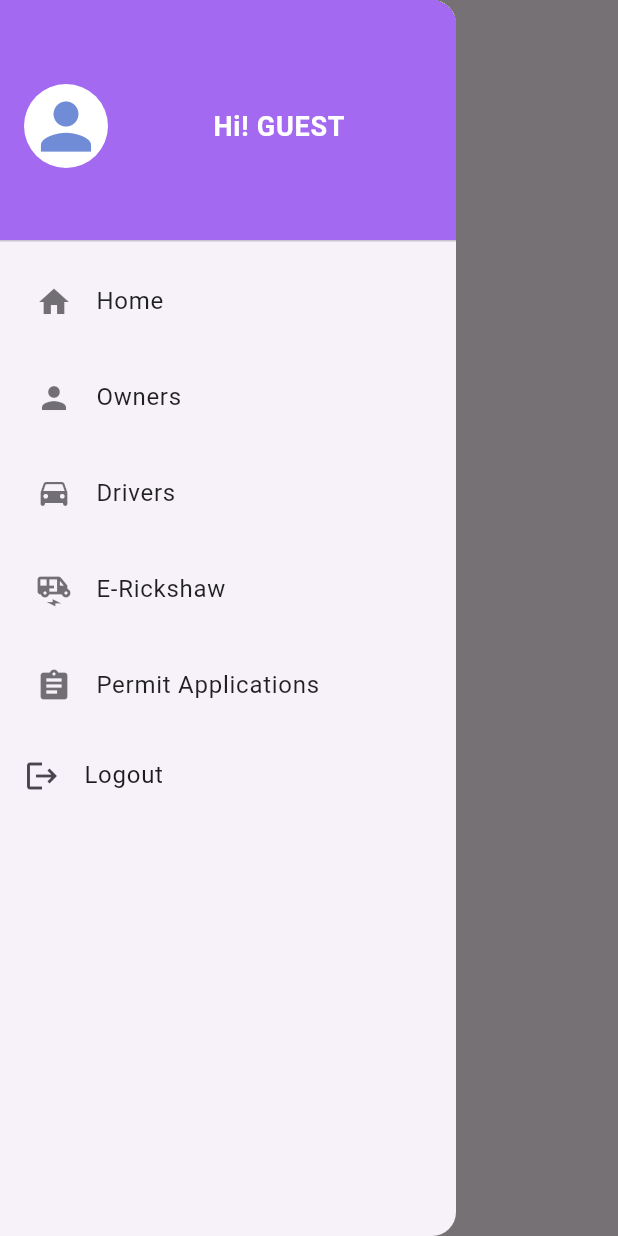
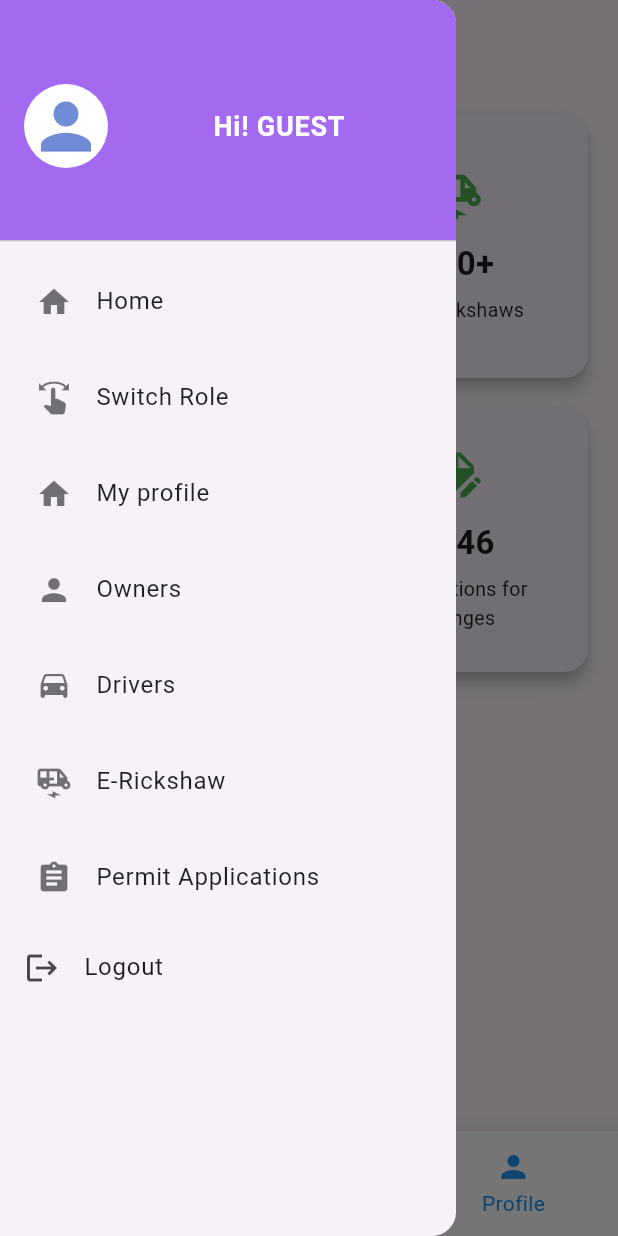
Before and after one commit to Angshu-maan/kmb, a Flutter app: the ChairmanDashboard screen opened by its route, with the side drawer open, on a phone screen of 412 x 824 dp. Run offline on Flutter 3.47's test engine with Material 3 defaults, Android fonts, the phone set to English and light mode, and no system bars; our stand-ins replace connectivity_plus, flutter_native_splash, flutter_secure_storage, go_router, jwt_decoder, package_info_plus; accounts and stored records are empty.

Commit message:
AppSidebar and Dashboard

```diff
--- a/lib/core/auth/session_manager.dart
+++ b/lib/core/auth/session_manager.dart
@@ -3,11 +3,9 @@ import 'package:kmb_app/features/auth/models/session.dart';
 import 'package:kmb_app/core/storage/secure_storage.dart';
 
 class SessionManager {
-
   static Session? _session;
   static final ValueNotifier<Session?> sessionNotifier =
       ValueNotifier<Session?>(null);
-
 
   static Session? get session => _session;
   // static Session? get session => sessionNotifier.value;
@@ -15,24 +13,20 @@ class SessionManager {
   static void setSession(Session session) {
     _session = session;
     sessionNotifier.value = session;
-
   }
 
   static bool get isLoggedIn =>
-      sessionNotifier.value != null &&
-      sessionNotifier.value!.jwt.isNotEmpty;
+      sessionNotifier.value != null && sessionNotifier.value!.jwt.isNotEmpty;
 
   static bool get isAdmin =>
       sessionNotifier.value?.activeRole == 'administrator';
 
-  static bool get isChairman =>
-      sessionNotifier.value?.activeRole == 'chairman';
+  static bool get isChairman => sessionNotifier.value?.activeRole == 'chairman';
 
-  static bool get isDealer =>
-      sessionNotifier.value?.activeRole == 'dealings';
+  static bool get isDealer => sessionNotifier.value?.activeRole == 'dealings';
 
   static bool get isExecutive =>
-      sessionNotifier.value?.activeRole == 'executive_officer';
+      sessionNotifier.value?.activeRole == 'executive officer';
 
   static String get homeRouteName {
     if (isAdmin) return 'admin_dashboard';
--- a/lib/core/routes/app_router.dart
+++ b/lib/core/routes/app_router.dart
@@ -6,6 +6,7 @@ import 'package:kmb_app/core/routes/role_router.dart';
 import 'package:kmb_app/features/admin/screens/application/application_list_screen.dart';
 import 'package:kmb_app/features/admin/screens/application/applictaion_details_screen.dart';
 import 'package:kmb_app/features/admin/screens/application/model/application_model.dart';
+import 'package:kmb_app/features/admin/screens/common/profile_page.dart';
 import 'package:kmb_app/features/admin/screens/driver/model/driver_model.dart';
 
 import 'package:kmb_app/features/admin/screens/driver/ui/driver_details_screen.dart';
@@ -91,6 +92,12 @@ GoRouter appRouter(AuthProvider authProvider) {
         path: '/otp',
         name: 'otp',
         builder: (context, state) => OTPScreen.fromGoRouter(context, state),
+      ),
+
+      GoRoute(
+        path: '/profile/details',
+        name: 'profile_details',
+        builder: (_, __) => ProfilePage(),
       ),
 
       // Dashboards
--- a/lib/core/widgets/bars/app_sidebar.dart
+++ b/lib/core/widgets/bars/app_sidebar.dart
@@ -165,21 +165,21 @@ class AppSidebar extends StatefulWidget {
 class _AppSidebarState extends State<AppSidebar> {
   final Color activeColor = const Color(0xFF708CD6);
 
-  bool _isAnyTabActive(BuildContext context) {
-    final location = GoRouterState.of(context).uri.toString();
+  // bool _isAnyTabActive(BuildContext context) {
+  //   final location = GoRouterState.of(context).uri.toString();
 
-    final routes = [
-      '/dashboard/superAdmin',
-      '/list/owner',
-      '/list/driver',
-      '/list/vehicle',
-      '/details/application',
-      '/admin_users',
-      '/admin_roles',
-    ];
+  //   final routes = [
+  //     '/dashboard/superAdmin',
+  //     '/list/owner',
+  //     '/list/driver',
+  //     '/list/vehicle',
+  //     '/details/application',
+  //     '/admin_users',
+  //     '/admin_roles',
+  //   ];
 
-    return routes.any((r) => location.startsWith(r));
-  }
+  //   return routes.any((r) => location.startsWith(r));
+  // }
 
   // ---------------- NAV TILE ----------------
   Widget _navTile({
@@ -341,6 +341,19 @@ class _AppSidebarState extends State<AppSidebar> {
 
           _navTile(
             context: context,
+            icon: Icons.swipe,
+            title: 'Switch Role',
+            routeName: SessionManager.homeRouteName,
+          ),
+          _navTile(
+            context: context,
+            icon: Icons.home,
+            title: 'My profile',
+            route: '/profile/details',
+          ),
+
+          _navTile(
+            context: context,
             icon: Icons.person,
             title: 'Owners',
             route: '/list/owner',
@@ -375,15 +388,13 @@ class _AppSidebarState extends State<AppSidebar> {
               // Navigator.pop(context);
               await SecureStorage.clearAll();
               SessionManager.sessionNotifier.value = null;
-              authProvider.forceLogout();
+              authProvider.logout();
               ScaffoldMessenger.of(context).showSnackBar(
                 const SnackBar(
                   content: Text('Logged out successfully'),
                   duration: Duration(seconds: 2),
                 ),
               );
-              // await Future.delayed(const Duration(milliseconds: 200));
-              // context.goNamed('login');
             },
           ),
 
--- a/lib/features/admin/screens/dashboard/chairman_screen.dart
+++ b/lib/features/admin/screens/dashboard/chairman_screen.dart
@@ -1,26 +1,79 @@
 import 'package:flutter/material.dart';
+import 'package:provider/provider.dart';
+import 'package:kmb_app/core/auth/user_role.dart';
+
+import 'package:kmb_app/features/admin/widgets/dashboard_widgets.dart';
+import 'package:kmb_app/shared/back_button_handler.dart';
+
 import '../../../../core/widgets/bars/app_sidebar.dart';
+import '../../../../core/widgets/bars/app_bottom_bar.dart';
+import '../../../provider/auth_provider.dart';
 
-class ChairmanDashboard extends StatelessWidget {
-  ChairmanDashboard({super.key});
+class ChairmanDashboard extends StatefulWidget {
+  const ChairmanDashboard({super.key});
 
-  final GlobalKey<ScaffoldState> _scaffoldKey = GlobalKey<ScaffoldState>();
+  @override
+  State<ChairmanDashboard> createState() => _ChairmanDashbiardState();
+}
+
+class _ChairmanDashbiardState extends State<ChairmanDashboard> {
+  int _selectedIndex = 0;
 
   @override
   Widget build(BuildContext context) {
-    return Scaffold(
-      key: _scaffoldKey,
-      drawer: const AppSidebar(),
-      appBar: AppBar(
-        title: const Text('Dashboard'),
-        leading: IconButton(
-          icon: const Icon(Icons.menu),
-          onPressed: () {
-            _scaffoldKey.currentState?.openDrawer();
-          },
+    final role = context.watch<AuthProvider>().role;
+
+    return BackButtonHandler(
+      isRoot: true,
+      child: Scaffold(
+        drawer: AppSidebar(),
+
+        appBar: AppBar(
+          title: Column(
+            crossAxisAlignment: CrossAxisAlignment.center,
+            children: [
+              Text(
+                role?.displayName ?? 'Dashboard',
+                style: const TextStyle(fontWeight: FontWeight.bold),
+              ),
+            ],
+          ),
+        ),
+
+        body: IndexedStack(
+          index: _selectedIndex,
+          children: const [
+            _HomeDashboardPage(),
+            Center(child: Text('Notifications Page')),
+            Center(child: Text('Profile Page')),
+          ],
+        ),
+
+        bottomNavigationBar: AppBottomBar(
+          currentIndex: _selectedIndex,
+          onTap: (index) => setState(() => _selectedIndex = index),
         ),
       ),
-      body: const Center(child: Text('Dashboard Content')),
     );
   }
 }
+
+//
+class _HomeDashboardPage extends StatelessWidget {
+  const _HomeDashboardPage();
+
+  @override
+  Widget build(BuildContext context) {
+    return SingleChildScrollView(
+      padding: const EdgeInsets.all(16),
+      child: Column(
+        crossAxisAlignment: CrossAxisAlignment.start,
+        children: const [DashboardWidgets()],
+      ),
+    );
+  }
+}
+
+void main() {
+  runApp(MaterialApp(home: ChairmanDashboard()));
+}
--- a/lib/features/provider/auth_provider.dart
+++ b/lib/features/provider/auth_provider.dart
@@ -117,7 +117,7 @@ class AuthProvider with ChangeNotifier, WidgetsBindingObserver {
   UserRole? _role;
 
   Timer? _autoLogoutTimer;
-  Timer? _countdownTimer;
+  // Timer? _countdownTimer;
 
   int _secondsLeft = 0;
   int get secondsLeft => _secondsLeft;
@@ -224,8 +224,4 @@ class AuthProvider with ChangeNotifier, WidgetsBindingObserver {
       await logout(reason: "Session expired. Please login again.");
     }
   }
-
-  void forceLogout() {
-    notifyListeners(); // 🔥 this triggers GoRouter redirect
-  }
 }
```
Also changed, not shown: lib/features/admin/screens/dashboard/dealer_screen.dart (+67 -14 lines), lib/features/admin/screens/dashboard/executive_screen.dart (+67 -15 lines). Lines whose indentation alone changed are shown as unchanged.
